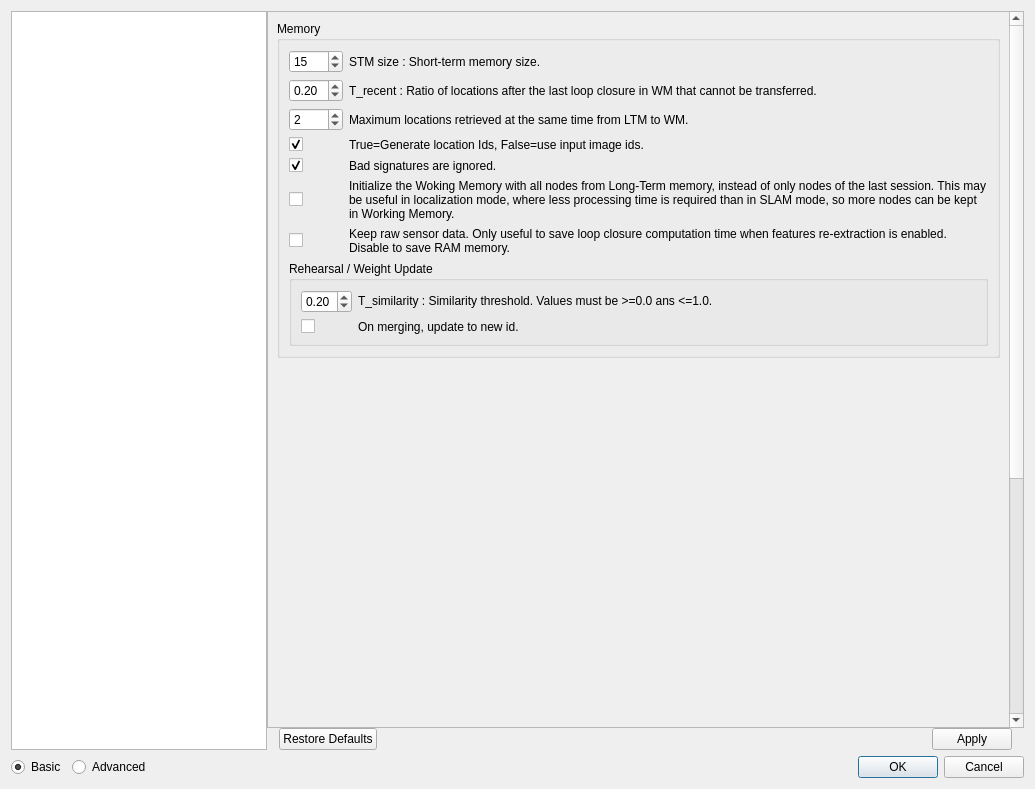
First picture: the form in guilib/src/ui/preferencesDialog.ui, repository introlab/rtabmap, before the edit.
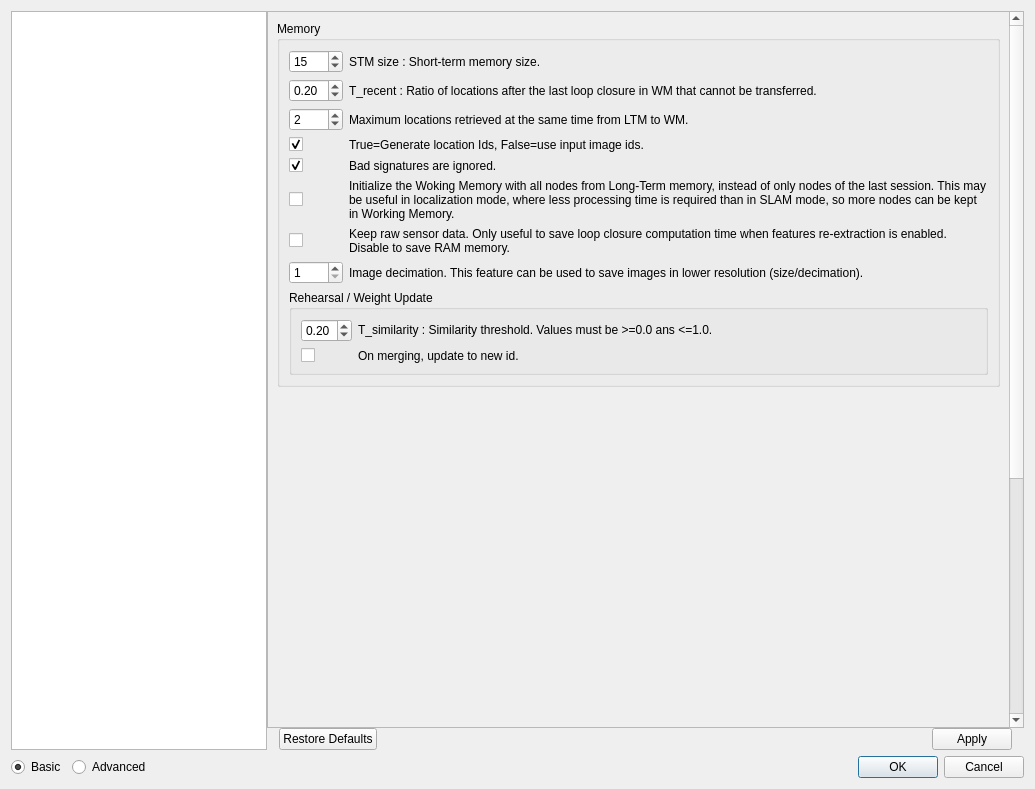
Second picture: the form after the edit. The open tabs and pages were chosen to show the change. Icons and pictures are not drawn. Custom widgets are drawn as their Qt base class.

Commit message: New parameter: Mem/ImageDecimation (save downscaled images in database), Updated default parameter RGBD/LocalLoopDetectionMaxDiffID to 50

What changed in the file:
```diff
--- a/guilib/src/ui/preferencesDialog.ui
+++ b/guilib/src/ui/preferencesDialog.ui
@@ -2880,6 +2880,26 @@
                         </property>
                        </widget>
                       </item>
+                      <item row="7" column="1">
+                       <widget class="QLabel" name="label_retrieved_6">
+                        <property name="text">
+                         <string>Image decimation. This feature can be used to save images in lower resolution (size/decimation).</string>
+                        </property>
+                        <property name="wordWrap">
+                         <bool>true</bool>
+                        </property>
+                       </widget>
+                      </item>
+                      <item row="7" column="0">
+                       <widget class="QSpinBox" name="spinBox_imageDecimation">
+                        <property name="minimum">
+                         <number>1</number>
+                        </property>
+                        <property name="maximum">
+                         <number>16</number>
+                        </property>
+                       </widget>
+                      </item>
                      </layout>
                     </item>
                     <item>
```
Left out of the diff: 22 changed lines with no effect on the pictures. The commit also changes 9 other files.
